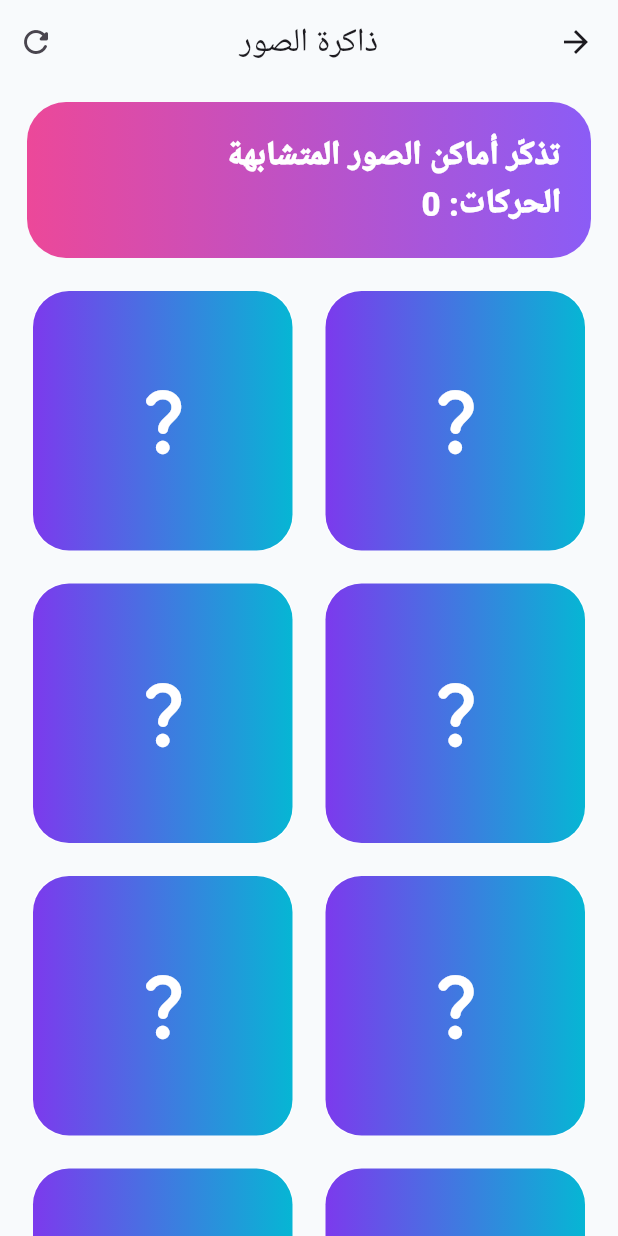
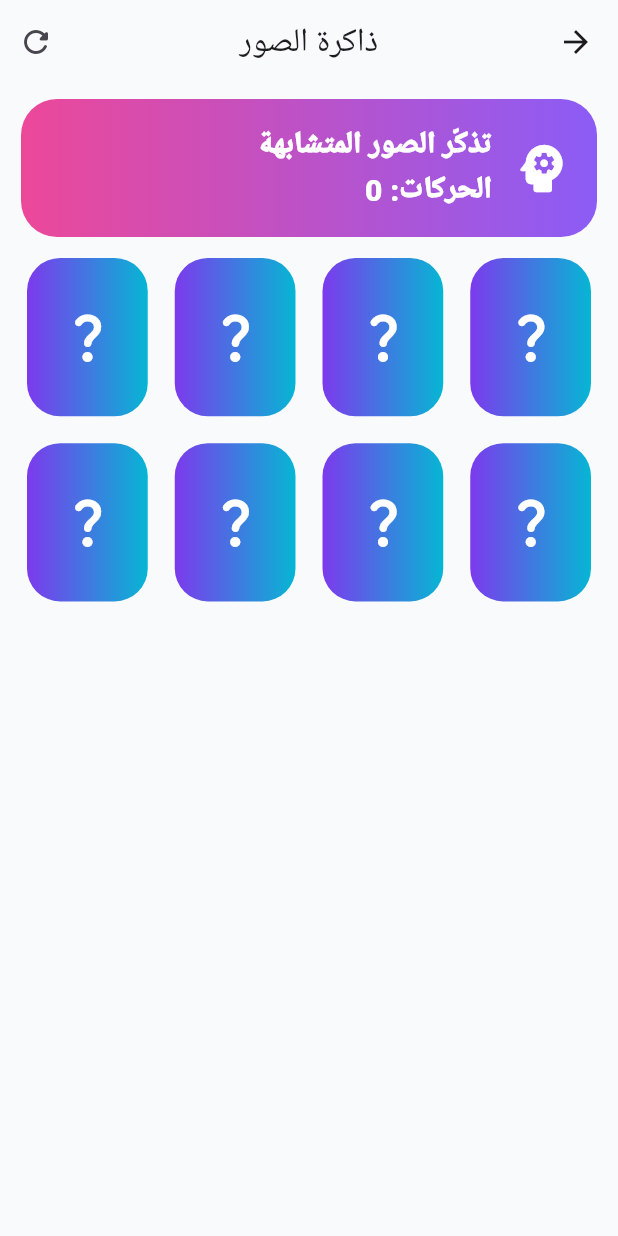
Before and after one commit to aljwaal1/KIDSGAME, a Flutter app: the MemoryPairsPage screen opened directly, on a phone screen of 412 x 824 dp. Run offline on Flutter 3.47's test engine with Material 3 defaults, Android fonts, the phone set to English and light mode, and no system bars; our stand-ins replace audioplayers, shared_preferences; accounts and stored records are empty; Roboto replaces fonts that are missing (Changa).

Commit message:
Remove scrolling from memory game

```diff
--- a/lib/games/memory_pairs_page.dart
+++ b/lib/games/memory_pairs_page.dart
@@ -75,14 +75,39 @@ class _MemoryPairsPageState extends State<MemoryPairsPage> {
 
   @override
   Widget build(BuildContext context) {
-    return Scaffold(appBar: AppBar(title: const Text('ذاكرة الصور'), actions: <Widget>[IconButton(onPressed: _newGame, icon: const Icon(Icons.refresh_rounded))]), body: ListView(padding: const EdgeInsets.fromLTRB(18, 12, 18, 100), children: <Widget>[
-      Container(padding: const EdgeInsets.all(20), decoration: BoxDecoration(borderRadius: BorderRadius.circular(26), gradient: const LinearGradient(colors: <Color>[Color(0xFFEC4899), Color(0xFF8B5CF6)])), child: Text('تذكّر أماكن الصور المتشابهة\nالحركات: $moves', style: const TextStyle(color: Colors.white, fontFamily: 'Changa', fontSize: 22, fontWeight: FontWeight.w900))),
-      const SizedBox(height: 18),
-      GridView.builder(shrinkWrap: true, physics: const NeverScrollableScrollPhysics(), itemCount: cards.length, gridDelegate: const SliverGridDelegateWithFixedCrossAxisCount(crossAxisCount: 2, mainAxisSpacing: 14, crossAxisSpacing: 14), itemBuilder: (BuildContext context, int index) {
-        final _CardItem card = cards[index];
-        return Card(child: InkWell(borderRadius: BorderRadius.circular(24), onTap: () => _tap(index), child: AnimatedContainer(duration: const Duration(milliseconds: 200), decoration: BoxDecoration(borderRadius: BorderRadius.circular(24), gradient: LinearGradient(colors: card.open || card.done ? <Color>[const Color(0xFFFFE4E6), const Color(0xFFEDE9FE)] : <Color>[const Color(0xFF7C3AED), const Color(0xFF06B6D4)])), child: Center(child: Icon(card.open || card.done ? card.icon : Icons.question_mark_rounded, color: card.open || card.done ? const Color(0xFF7C3AED) : Colors.white, size: 54)))));
-      }),
-    ]));
+    return Scaffold(
+      appBar: AppBar(title: const Text('ذاكرة الصور'), actions: <Widget>[IconButton(onPressed: _newGame, icon: const Icon(Icons.refresh_rounded))]),
+      body: Padding(
+        padding: const EdgeInsets.fromLTRB(14, 10, 14, 14),
+        child: Column(
+          children: <Widget>[
+            Container(
+              height: 92,
+              width: double.infinity,
+              padding: const EdgeInsets.all(16),
+              decoration: BoxDecoration(borderRadius: BorderRadius.circular(24), gradient: const LinearGradient(colors: <Color>[Color(0xFFEC4899), Color(0xFF8B5CF6)])),
+              child: Row(children: <Widget>[
+                const Icon(Icons.psychology_rounded, color: Colors.white, size: 42),
+                const SizedBox(width: 12),
+                Expanded(child: Text('تذكّر الصور المتشابهة\nالحركات: $moves', style: const TextStyle(color: Colors.white, fontFamily: 'Changa', fontSize: 20, fontWeight: FontWeight.w900))),
+              ]),
+            ),
+            const SizedBox(height: 10),
+            Expanded(
+              child: GridView.builder(
+                physics: const NeverScrollableScrollPhysics(),
+                itemCount: cards.length,
+                gridDelegate: const SliverGridDelegateWithFixedCrossAxisCount(crossAxisCount: 4, mainAxisSpacing: 10, crossAxisSpacing: 10, childAspectRatio: .78),
+                itemBuilder: (BuildContext context, int index) {
+                  final _CardItem card = cards[index];
+                  return Card(child: InkWell(borderRadius: BorderRadius.circular(22), onTap: () => _tap(index), child: AnimatedContainer(duration: const Duration(milliseconds: 200), decoration: BoxDecoration(borderRadius: BorderRadius.circular(22), gradient: LinearGradient(colors: card.open || card.done ? <Color>[const Color(0xFFFFE4E6), const Color(0xFFEDE9FE)] : <Color>[const Color(0xFF7C3AED), const Color(0xFF06B6D4)])), child: Center(child: Icon(card.open || card.done ? card.icon : Icons.question_mark_rounded, color: card.open || card.done ? const Color(0xFF7C3AED) : Colors.white, size: 40)))));
+                },
+              ),
+            ),
+          ],
+        ),
+      ),
+    );
   }
 }
 
```
